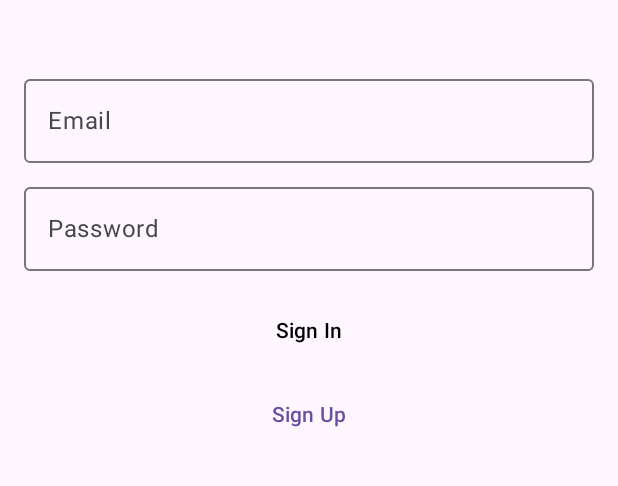
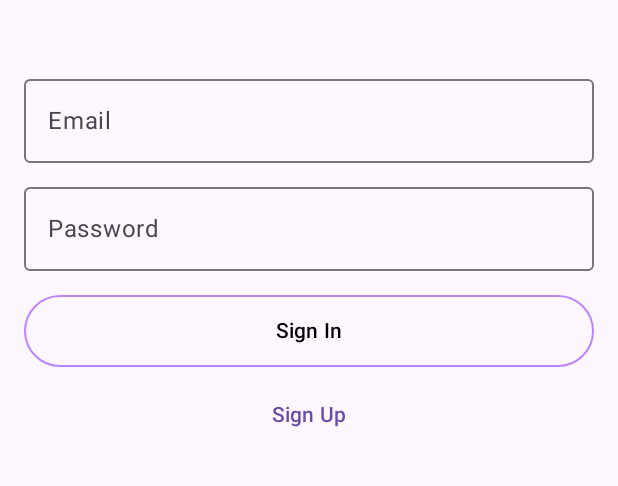
Before and after one commit to apoprzenovic/tunely, an Android app built with Jetpack Compose: the screen it shows after launch (MainActivity), on a phone screen of 412 x 824 dp, the part 359-845 px from its top. Run offline under Robolectric (Android 15) with nearby library versions, the phone set to English and light mode, and no system bars; our stand-ins replace Dagger/Hilt's generated code, Firebase (no records; nobody signed in at launch, a user with empty details on screens opened directly).

Commit message:
refactor AnimatedColorButton to add border stroke and enable state management

```diff
--- a/app/src/main/java/com/rit/tunely/components/AnimatedColorButton.kt
+++ b/app/src/main/java/com/rit/tunely/components/AnimatedColorButton.kt
@@ -1,6 +1,7 @@
 package com.rit.tunely.components
 
 import androidx.compose.animation.animateColorAsState
+import androidx.compose.foundation.BorderStroke
 import androidx.compose.foundation.interaction.MutableInteractionSource
 import androidx.compose.foundation.interaction.collectIsPressedAsState
 import androidx.compose.foundation.layout.height
@@ -20,7 +21,9 @@ fun AnimatedColorButton(
     baseColor: Color,
     textColor: Color = Color.White,
     modifier: Modifier = Modifier,
-    onClick: () -> Unit
+    enabled: Boolean = true,
+    borderStroke: BorderStroke = BorderStroke(1.dp, Color.Transparent),
+    onClick: () -> Unit,
 ) {
     val interaction = remember { MutableInteractionSource() }
     val pressed by interaction.collectIsPressedAsState()
@@ -35,6 +38,8 @@ fun AnimatedColorButton(
         onClick = onClick,
         modifier = modifier.height(48.dp),
         interactionSource = interaction,
-        colors = ButtonDefaults.buttonColors(containerColor = animatedColor)
+        colors = ButtonDefaults.buttonColors(containerColor = animatedColor),
+        enabled = enabled,
+        border = borderStroke,
     ) { Text(text = text, color = textColor) }
 }
```
